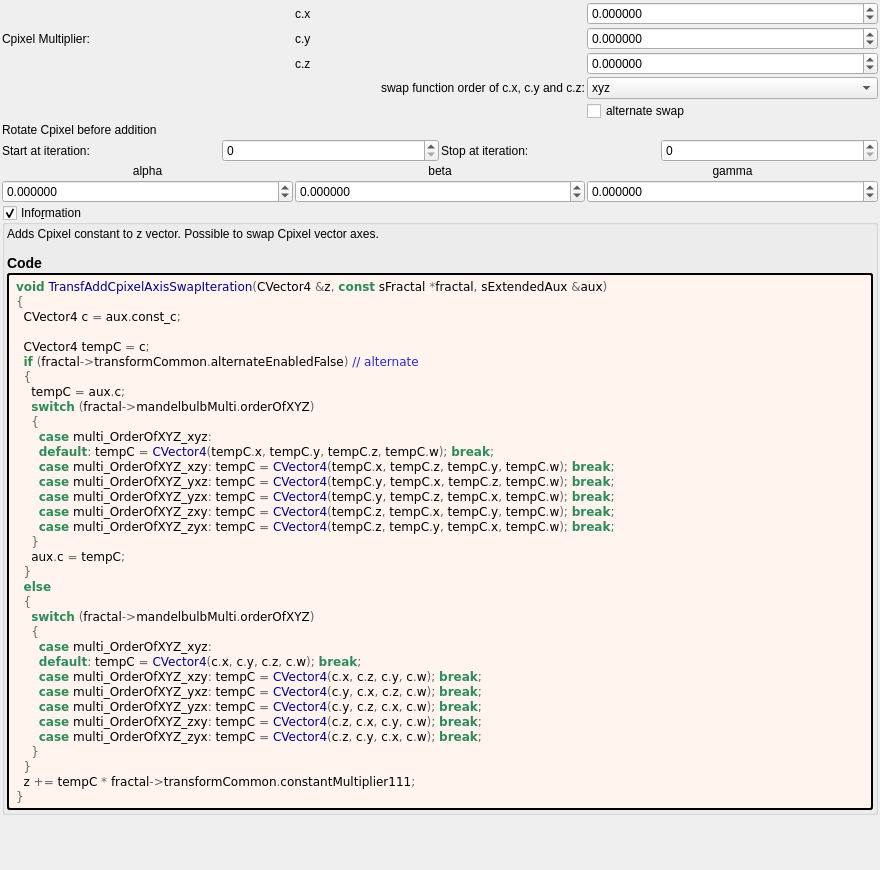
buddhi1980/mandelbulber2, file mandelbulber2/formula/ui/fractal_transf_add_cpixel_rotated.ui: the form before one commit.
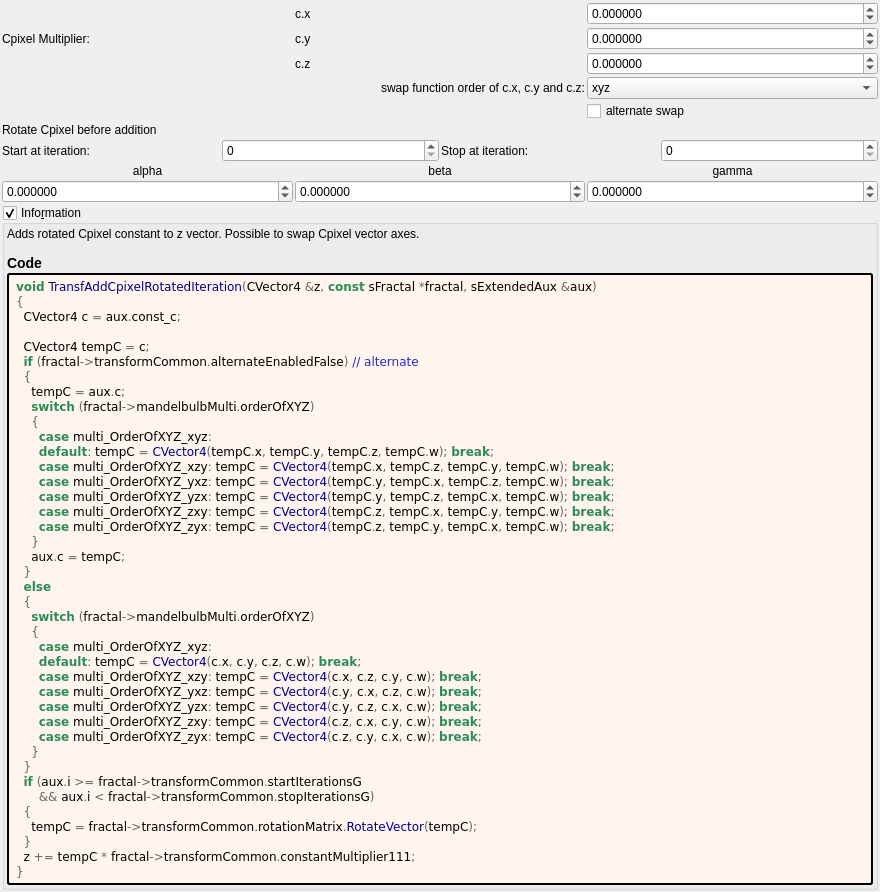
The form after the commit. Custom widgets are drawn as their Qt base class.

Commit message: Apllied all *.php scripts Corrected populateOpencl.php to add const in clCopyS...()

The edit to the form file:
```diff
--- a/mandelbulber2/formula/ui/fractal_transf_add_cpixel_rotated.ui
+++ b/mandelbulber2/formula/ui/fractal_transf_add_cpixel_rotated.ui
@@ -411,7 +411,7 @@
       <item>
        <widget class="QLabel" name="label_information_general">
         <property name="text">
-         <string notr="true">&lt;p&gt;Adds Cpixel constant to z vector. Possible to swap Cpixel vector axes.&lt;/p&gt;&lt;table&gt;
+         <string notr="true">&lt;p&gt;Adds rotated Cpixel constant to z vector. Possible to swap Cpixel vector axes.&lt;/p&gt;&lt;table&gt;
 &lt;/table&gt;
 &lt;h3&gt;Code&lt;/h3&gt;</string>
         </property>
@@ -433,7 +433,7 @@
         </property>
         <property name="text">
          <string notr="true">&lt;body style=&quot;background-color:#fff5ee&quot;&gt;
-&lt;pre style=&quot;color:#000000; background-color:#fff5ee;  font-family:'Courier New',monospace;&quot;&gt;&lt;span style=&quot;color:#2e8b57; font-weight:bold&quot;&gt;void&lt;/span&gt; &lt;span style=&quot;color:#00008f&quot;&gt;TransfAddCpixelAxisSwapIteration&lt;/span&gt;&lt;span style=&quot;color:#676767&quot;&gt;(&lt;/span&gt;CVector4 &lt;span style=&quot;color:#676767&quot;&gt;&amp;amp;&lt;/span&gt;z&lt;span style=&quot;color:#676767&quot;&gt;,&lt;/span&gt; &lt;span style=&quot;color:#2e8b57; font-weight:bold&quot;&gt;const&lt;/span&gt; sFractal &lt;span style=&quot;color:#676767&quot;&gt;*&lt;/span&gt;fractal&lt;span style=&quot;color:#676767&quot;&gt;,&lt;/span&gt; sExtendedAux &lt;span style=&quot;color:#676767&quot;&gt;&amp;amp;&lt;/span&gt;aux&lt;span style=&quot;color:#676767&quot;&gt;)&lt;/span&gt;
+&lt;pre style=&quot;color:#000000; background-color:#fff5ee;  font-family:'Courier New',monospace;&quot;&gt;&lt;span style=&quot;color:#2e8b57; font-weight:bold&quot;&gt;void&lt;/span&gt; &lt;span style=&quot;color:#00008f&quot;&gt;TransfAddCpixelRotatedIteration&lt;/span&gt;&lt;span style=&quot;color:#676767&quot;&gt;(&lt;/span&gt;CVector4 &lt;span style=&quot;color:#676767&quot;&gt;&amp;amp;&lt;/span&gt;z&lt;span style=&quot;color:#676767&quot;&gt;,&lt;/span&gt; &lt;span style=&quot;color:#2e8b57; font-weight:bold&quot;&gt;const&lt;/span&gt; sFractal &lt;span style=&quot;color:#676767&quot;&gt;*&lt;/span&gt;fractal&lt;span style=&quot;color:#676767&quot;&gt;,&lt;/span&gt; sExtendedAux &lt;span style=&quot;color:#676767&quot;&gt;&amp;amp;&lt;/span&gt;aux&lt;span style=&quot;color:#676767&quot;&gt;)&lt;/span&gt;
 &lt;span style=&quot;color:#676767&quot;&gt;{&lt;/span&gt;
   CVector4 c &lt;span style=&quot;color:#676767&quot;&gt;=&lt;/span&gt; aux&lt;span style=&quot;color:#676767&quot;&gt;.&lt;/span&gt;const_c&lt;span style=&quot;color:#676767&quot;&gt;;&lt;/span&gt;
 
@@ -466,6 +466,11 @@
       &lt;span style=&quot;color:#2e8b57; font-weight:bold&quot;&gt;case&lt;/span&gt; multi_OrderOfXYZ_zyx&lt;span style=&quot;color:#676767&quot;&gt;:&lt;/span&gt; tempC &lt;span style=&quot;color:#676767&quot;&gt;=&lt;/span&gt; &lt;span style=&quot;color:#00008f&quot;&gt;CVector4&lt;/span&gt;&lt;span style=&quot;color:#676767&quot;&gt;(&lt;/span&gt;c&lt;span style=&quot;color:#676767&quot;&gt;.&lt;/span&gt;z&lt;span style=&quot;color:#676767&quot;&gt;,&lt;/span&gt; c&lt;span style=&quot;color:#676767&quot;&gt;.&lt;/span&gt;y&lt;span style=&quot;color:#676767&quot;&gt;,&lt;/span&gt; c&lt;span style=&quot;color:#676767&quot;&gt;.&lt;/span&gt;x&lt;span style=&quot;color:#676767&quot;&gt;,&lt;/span&gt; c&lt;span style=&quot;color:#676767&quot;&gt;.&lt;/span&gt;w&lt;span style=&quot;color:#676767&quot;&gt;);&lt;/span&gt; &lt;span style=&quot;color:#2e8b57; font-weight:bold&quot;&gt;break&lt;/span&gt;&lt;span style=&quot;color:#676767&quot;&gt;;&lt;/span&gt;
     &lt;span style=&quot;color:#676767&quot;&gt;}&lt;/span&gt;
   &lt;span style=&quot;color:#676767&quot;&gt;}&lt;/span&gt;
+  &lt;span style=&quot;color:#2e8b57; font-weight:bold&quot;&gt;if&lt;/span&gt; &lt;span style=&quot;color:#676767&quot;&gt;(&lt;/span&gt;aux&lt;span style=&quot;color:#676767&quot;&gt;.&lt;/span&gt;i &lt;span style=&quot;color:#676767&quot;&gt;&amp;gt;=&lt;/span&gt; fractal&lt;span style=&quot;color:#676767&quot;&gt;-&amp;gt;&lt;/span&gt;transformCommon&lt;span style=&quot;color:#676767&quot;&gt;.&lt;/span&gt;startIterationsG
+      &lt;span style=&quot;color:#676767&quot;&gt;&amp;amp;&amp;amp;&lt;/span&gt; aux&lt;span style=&quot;color:#676767&quot;&gt;.&lt;/span&gt;i &lt;span style=&quot;color:#676767&quot;&gt;&amp;lt;&lt;/span&gt; fractal&lt;span style=&quot;color:#676767&quot;&gt;-&amp;gt;&lt;/span&gt;transformCommon&lt;span style=&quot;color:#676767&quot;&gt;.&lt;/span&gt;stopIterationsG&lt;span style=&quot;color:#676767&quot;&gt;)&lt;/span&gt;
+  &lt;span style=&quot;color:#676767&quot;&gt;{&lt;/span&gt;
+    tempC &lt;span style=&quot;color:#676767&quot;&gt;=&lt;/span&gt; fractal&lt;span style=&quot;color:#676767&quot;&gt;-&amp;gt;&lt;/span&gt;transformCommon&lt;span style=&quot;color:#676767&quot;&gt;.&lt;/span&gt;rotationMatrix&lt;span style=&quot;color:#676767&quot;&gt;.&lt;/span&gt;&lt;span style=&quot;color:#00008f&quot;&gt;RotateVector&lt;/span&gt;&lt;span style=&quot;color:#676767&quot;&gt;(&lt;/span&gt;tempC&lt;span style=&quot;color:#676767&quot;&gt;);&lt;/span&gt;
+  &lt;span style=&quot;color:#676767&quot;&gt;}&lt;/span&gt;
   z &lt;span style=&quot;color:#676767&quot;&gt;+=&lt;/span&gt; tempC &lt;span style=&quot;color:#676767&quot;&gt;*&lt;/span&gt; fractal&lt;span style=&quot;color:#676767&quot;&gt;-&amp;gt;&lt;/span&gt;transformCommon&lt;span style=&quot;color:#676767&quot;&gt;.&lt;/span&gt;constantMultiplier111&lt;span style=&quot;color:#676767&quot;&gt;;&lt;/span&gt;
 &lt;span style=&quot;color:#676767&quot;&gt;}&lt;/span&gt;
 &lt;/pre&gt;
```
Left out of the diff: 4 changed lines with no effect on the pictures. The commit also changes 63 other files.
